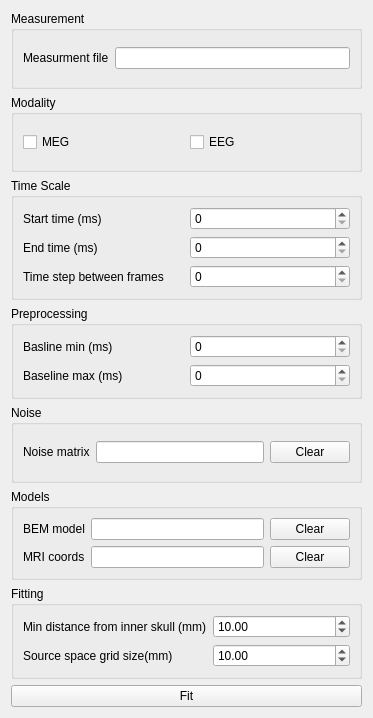
Qt form libraries/disp/viewers/formfiles/dipolefitview.ui (mne-tools/mne-cpp) before a commit.
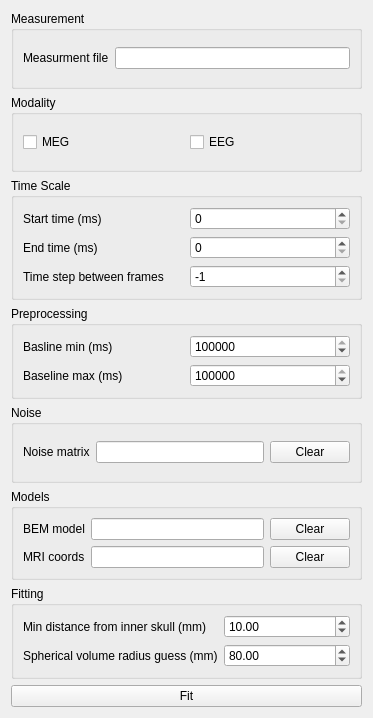
The same form after that commit.

Commit message: ENH, MAINT: defauklt vbalues and ranges in gui, add baseline signal slot connection

The edit to the form file:
```diff
--- a/libraries/disp/viewers/formfiles/dipolefitview.ui
+++ b/libraries/disp/viewers/formfiles/dipolefitview.ui
@@ -91,7 +91,17 @@
        <widget class="QSpinBox" name="spinBox_tmin"/>
       </item>
       <item row="2" column="1">
-       <widget class="QSpinBox" name="spinBox_tstep"/>
+       <widget class="QSpinBox" name="spinBox_tstep">
+        <property name="minimum">
+         <number>-1</number>
+        </property>
+        <property name="maximum">
+         <number>99999999</number>
+        </property>
+        <property name="value">
+         <number>-1</number>
+        </property>
+       </widget>
       </item>
       <item row="1" column="1">
        <widget class="QSpinBox" name="spinBox_tmax"/>
@@ -120,10 +130,30 @@
        </widget>
       </item>
       <item row="0" column="1">
-       <widget class="QSpinBox" name="spinBox_bmin"/>
+       <widget class="QSpinBox" name="spinBox_bmin">
+        <property name="minimum">
+         <number>-99999999</number>
+        </property>
+        <property name="maximum">
+         <number>99999999</number>
+        </property>
+        <property name="value">
+         <number>1000000</number>
+        </property>
+       </widget>
       </item>
       <item row="1" column="1">
-       <widget class="QSpinBox" name="spinBox_bmax"/>
+       <widget class="QSpinBox" name="spinBox_bmax">
+        <property name="minimum">
+         <number>-99999999</number>
+        </property>
+        <property name="maximum">
+         <number>99999999</number>
+        </property>
+        <property name="value">
+         <number>1000000</number>
+        </property>
+       </widget>
       </item>
      </layout>
     </widget>
@@ -224,6 +254,12 @@
       </item>
       <item row="0" column="1">
        <widget class="QDoubleSpinBox" name="doubleSpinBox_dist">
+        <property name="minimum">
+         <double>0.000000000000000</double>
+        </property>
+        <property name="maximum">
+         <double>999.990000000000009</double>
+        </property>
         <property name="value">
          <double>10.000000000000000</double>
         </property>
@@ -232,14 +268,17 @@
       <item row="1" column="0">
        <widget class="QLabel" name="label_5">
         <property name="text">
-         <string>Source space grid size(mm)</string>
+         <string>Spherical volume radius guess (mm)</string>
         </property>
        </widget>
       </item>
       <item row="1" column="1">
        <widget class="QDoubleSpinBox" name="doubleSpinBox_grid">
+        <property name="maximum">
+         <double>999.990000000000009</double>
+        </property>
         <property name="value">
-         <double>10.000000000000000</double>
+         <double>80.000000000000000</double>
         </property>
        </widget>
       </item>
```
Left out of the diff: 12 changed lines with no effect on the pictures. The commit also changes 5 other files.
